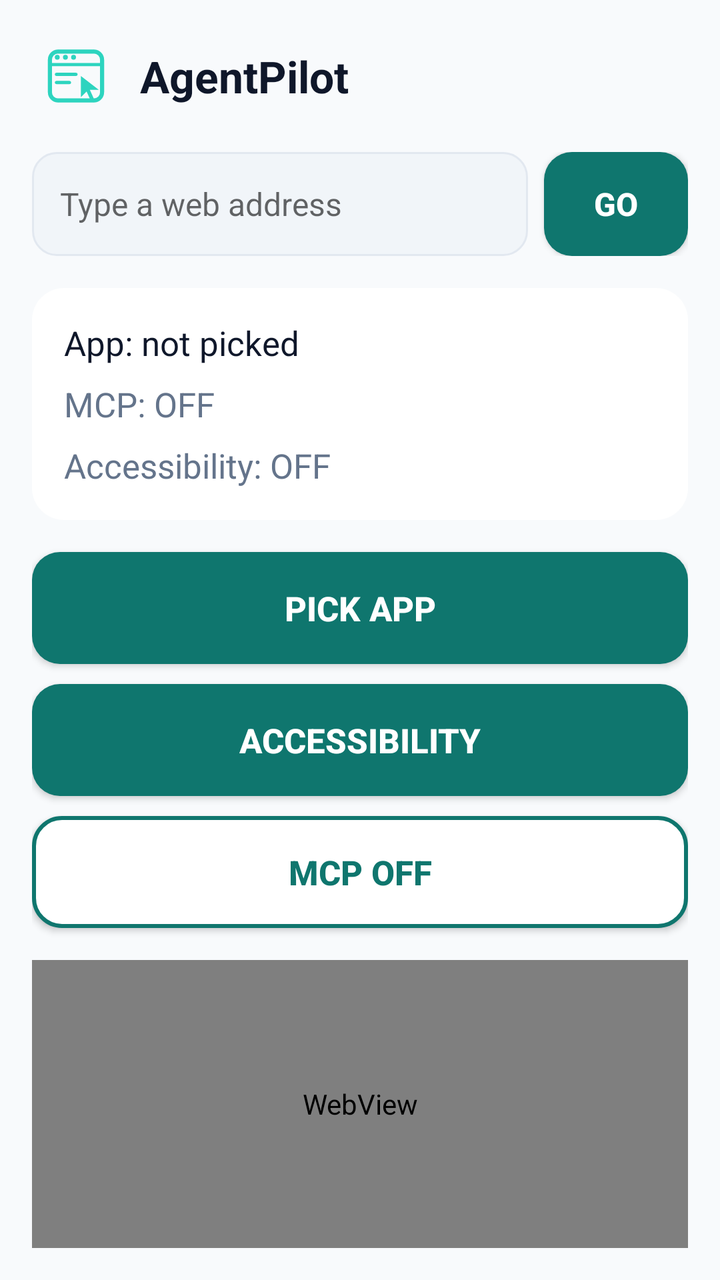
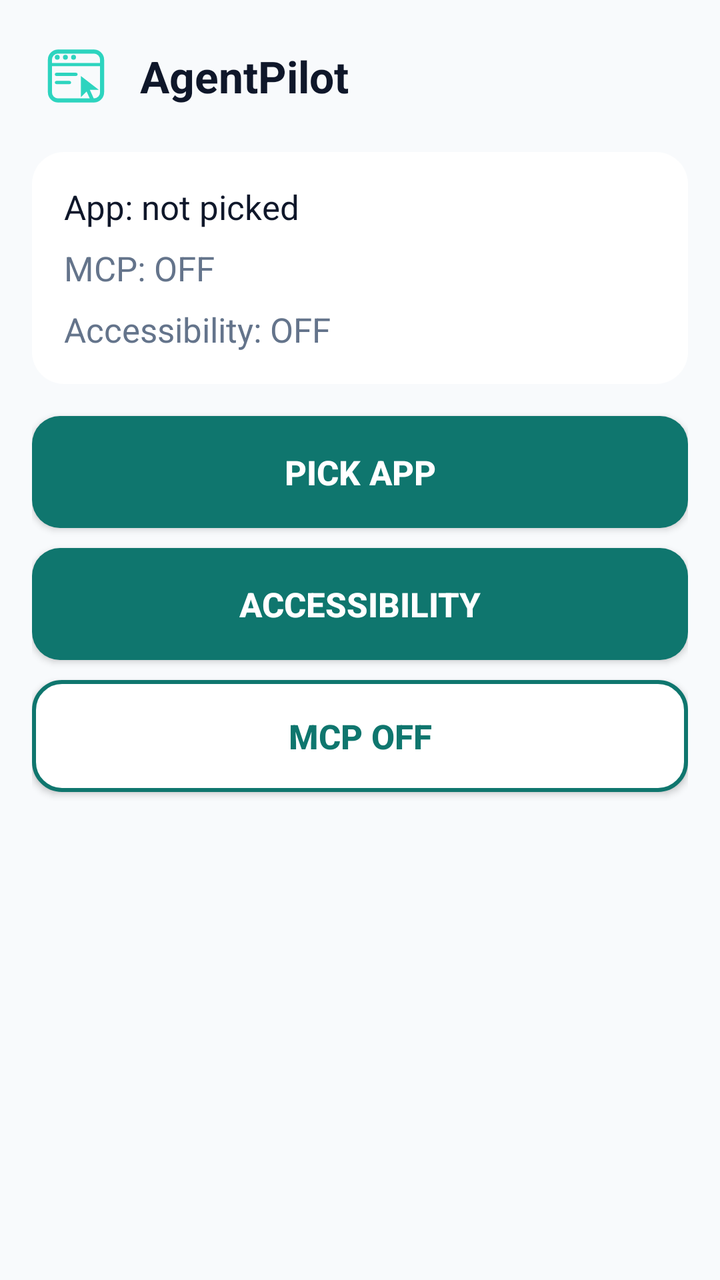

The first picture is an Android layout as it rendered before a commit; the second is the same layout after the commit. The layout source and the unified diff follow.
<!-- AndroidManifest.xml: application theme android:Theme.Material.Light.NoActionBar -->
<!-- res/layout/activity_main.xml -->
<?xml version="1.0" encoding="utf-8"?>
<LinearLayout xmlns:android="http://schemas.android.com/apk/res/android"
    android:layout_width="match_parent"
    android:layout_height="match_parent"
    android:background="@color/background"
    android:orientation="vertical"
    android:padding="16dp">

    <LinearLayout
        android:layout_width="match_parent"
        android:layout_height="wrap_content"
        android:gravity="center_vertical"
        android:orientation="horizontal">

        <ImageView
            android:layout_width="44dp"
            android:layout_height="44dp"
            android:contentDescription="AgentPilot logo"
            android:src="@drawable/ic_launcher_foreground" />

        <TextView
            android:layout_width="wrap_content"
            android:layout_height="wrap_content"
            android:layout_marginStart="10dp"
            android:text="AgentPilot"
            android:textColor="@color/text"
            android:textSize="22sp"
            android:textStyle="bold" />
    </LinearLayout>

    <LinearLayout
        android:layout_width="match_parent"
        android:layout_height="wrap_content"
        android:layout_marginTop="16dp"
        android:orientation="horizontal">

        <EditText
            android:id="@+id/urlBar"
            android:layout_width="0dp"
            android:layout_height="52dp"
            android:layout_weight="1"
            android:background="@drawable/rounded_field"
            android:hint="Type a web address"
            android:inputType="textUri"
            android:paddingEnd="14dp"
            android:paddingStart="14dp"
            android:textColor="@color/text"
            android:textSize="16sp" />

        <Button
            android:id="@+id/goButton"
            android:layout_width="72dp"
            android:layout_height="52dp"
            android:layout_marginStart="8dp"
            android:background="@drawable/rounded_button"
            android:text="GO"
            android:textColor="@color/white"
            android:textSize="16sp"
            android:textStyle="bold" />
    </LinearLayout>

    <LinearLayout
        android:layout_width="match_parent"
        android:layout_height="wrap_content"
        android:layout_marginTop="16dp"
        android:background="@drawable/rounded_card"
        android:orientation="vertical"
        android:padding="16dp">

        <TextView
            android:id="@+id/appStatus"
            android:layout_width="match_parent"
            android:layout_height="wrap_content"
            android:text="App: not picked"
            android:textColor="@color/text"
            android:textSize="17sp" />

        <TextView
            android:id="@+id/mcpStatus"
            android:layout_width="match_parent"
            android:layout_height="wrap_content"
            android:layout_marginTop="8dp"
            android:text="MCP: OFF"
            android:textColor="@color/secondary"
            android:textSize="17sp" />

        <TextView
            android:id="@+id/a11yStatus"
            android:layout_width="match_parent"
            android:layout_height="wrap_content"
            android:layout_marginTop="8dp"
            android:text="Accessibility: OFF"
            android:textColor="@color/secondary"
            android:textSize="17sp" />
    </LinearLayout>

    <Button
        android:id="@+id/updateButton"
        android:layout_width="match_parent"
        android:layout_height="56dp"
        android:layout_marginTop="16dp"
        android:background="@drawable/rounded_button"
        android:text="Update"
        android:textColor="@color/white"
        android:textSize="17sp"
        android:textStyle="bold"
        android:visibility="gone" />

    <Button
        android:id="@+id/pickTargetButton"
        android:layout_width="match_parent"
        android:layout_height="56dp"
        android:layout_marginTop="16dp"
        android:background="@drawable/rounded_button"
        android:text="Pick app"
        android:textColor="@color/white"
        android:textSize="17sp"
        android:textStyle="bold" />

    <Button
        android:id="@+id/a11yButton"
        android:layout_width="match_parent"
        android:layout_height="56dp"
        android:layout_marginTop="10dp"
        android:background="@drawable/rounded_button"
        android:text="Accessibility"
        android:textColor="@color/white"
        android:textSize="17sp"
        android:textStyle="bold" />

    <Button
        android:id="@+id/mcpButton"
        android:layout_width="match_parent"
        android:layout_height="56dp"
        android:layout_marginTop="10dp"
        android:background="@drawable/rounded_button_outline"
        android:text="MCP off"
        android:textColor="@color/accent"
        android:textSize="17sp"
        android:textStyle="bold" />

    <WebView
        android:id="@+id/webView"
        android:layout_width="match_parent"
        android:layout_height="0dp"
        android:layout_marginTop="16dp"
        android:layout_weight="1" />
</LinearLayout>
<!-- resources referenced by this layout -->
<resources>
  <color name="accent">#0F766E</color>
  <color name="background">#F8FAFC</color>
  <color name="secondary">#64748B</color>
  <color name="text">#0F172A</color>
  <color name="white">#FFFFFF</color>
  <!-- drawable ic_launcher_foreground (drawable) -->
  <?xml version="1.0" encoding="utf-8"?>
  <vector xmlns:android="http://schemas.android.com/apk/res/android"
      android:width="108dp"
      android:height="108dp"
      android:viewportWidth="108"
      android:viewportHeight="108">
      <path
          android:fillColor="#00000000"
          android:pathData="M32,24 H76 A10,10 0 0,1 86,34 V74 A10,10 0 0,1 76,84 H32 A10,10 0 0,1 22,74 V34 A10,10 0 0,1 32,24 Z"
          android:strokeColor="#2DD4BF"
          android:strokeLineJoin="round"
          android:strokeWidth="5" />
      <path
          android:fillColor="#00000000"
          android:pathData="M22,40 H86"
          android:strokeColor="#2DD4BF"
          android:strokeLineCap="round"
          android:strokeWidth="4" />
      <path
          android:fillColor="#2DD4BF"
          android:pathData="M28,31 a3,3 0 1,0 6,0 a3,3 0 1,0 -6,0 Z" />
      <path
          android:fillColor="#2DD4BF"
          android:pathData="M38,31 a3,3 0 1,0 6,0 a3,3 0 1,0 -6,0 Z" />
      <path
          android:fillColor="#2DD4BF"
          android:pathData="M48,31 a3,3 0 1,0 6,0 a3,3 0 1,0 -6,0 Z" />
      <path
          android:fillColor="#00000000"
          android:pathData="M30,52 H54 M30,62 H46"
          android:strokeColor="#2DD4BF"
          android:strokeLineCap="round"
          android:strokeWidth="4" />
      <path
          android:fillColor="#2DD4BF"
          android:pathData="M60,54 L60,80 L67,73 L72,84 L76,82 L71,71 L82,71 Z" />
  </vector>
  <!-- drawable rounded_button (drawable) -->
  <?xml version="1.0" encoding="utf-8"?>
  <shape xmlns:android="http://schemas.android.com/apk/res/android"
      android:shape="rectangle">
      <solid android:color="@color/accent" />
      <corners android:radius="14dp" />
  </shape>
  <!-- drawable rounded_button_outline (drawable) -->
  <?xml version="1.0" encoding="utf-8"?>
  <shape xmlns:android="http://schemas.android.com/apk/res/android"
      android:shape="rectangle">
      <solid android:color="@color/white" />
      <stroke
          android:width="2dp"
          android:color="@color/accent" />
      <corners android:radius="14dp" />
  </shape>
  <!-- drawable rounded_card (drawable) -->
  <?xml version="1.0" encoding="utf-8"?>
  <shape xmlns:android="http://schemas.android.com/apk/res/android"
      android:shape="rectangle">
      <solid android:color="@color/card" />
      <corners android:radius="16dp" />
  </shape>
  <!-- drawable rounded_field (drawable) -->
  <?xml version="1.0" encoding="utf-8"?>
  <shape xmlns:android="http://schemas.android.com/apk/res/android"
      android:shape="rectangle">
      <solid android:color="@color/field" />
      <stroke
          android:width="1dp"
          android:color="@color/field_border" />
      <corners android:radius="12dp" />
  </shape>
  <color name="card">#FFFFFF</color>
  <color name="field">#F1F5F9</color>
  <color name="field_border">#E2E8F0</color>
</resources>

<!-- the commit's change to res/layout/activity_main.xml (unified diff, before → after) -->
@@ -25,37 +25,6 @@
             android:text="AgentPilot"
             android:textColor="@color/text"
             android:textSize="22sp"
-            android:textStyle="bold" />
-    </LinearLayout>
-
-    <LinearLayout
-        android:layout_width="match_parent"
-        android:layout_height="wrap_content"
-        android:layout_marginTop="16dp"
-        android:orientation="horizontal">
-
-        <EditText
-            android:id="@+id/urlBar"
-            android:layout_width="0dp"
-            android:layout_height="52dp"
-            android:layout_weight="1"
-            android:background="@drawable/rounded_field"
-            android:hint="Type a web address"
-            android:inputType="textUri"
-            android:paddingEnd="14dp"
-            android:paddingStart="14dp"
-            android:textColor="@color/text"
-            android:textSize="16sp" />
-
-        <Button
-            android:id="@+id/goButton"
-            android:layout_width="72dp"
-            android:layout_height="52dp"
-            android:layout_marginStart="8dp"
-            android:background="@drawable/rounded_button"
-            android:text="GO"
-            android:textColor="@color/white"
-            android:textSize="16sp"
             android:textStyle="bold" />
     </LinearLayout>
 
@@ -138,11 +107,4 @@
         android:textColor="@color/accent"
         android:textSize="17sp"
         android:textStyle="bold" />
-
-    <WebView
-        android:id="@+id/webView"
-        android:layout_width="match_parent"
-        android:layout_height="0dp"
-        android:layout_marginTop="16dp"
-        android:layout_weight="1" />
 </LinearLayout>
<!-- resource entries referenced after the edit -->
@@ -67,18 +67,6 @@
       <solid android:color="@color/card" />
       <corners android:radius="16dp" />
   </shape>
-  <!-- drawable rounded_field (drawable) -->
-  <?xml version="1.0" encoding="utf-8"?>
-  <shape xmlns:android="http://schemas.android.com/apk/res/android"
-      android:shape="rectangle">
-      <solid android:color="@color/field" />
-      <stroke
-          android:width="1dp"
-          android:color="@color/field_border" />
-      <corners android:radius="12dp" />
-  </shape>
   <color name="card">#FFFFFF</color>
-  <color name="field">#F1F5F9</color>
-  <color name="field_border">#E2E8F0</color>
 </resources>
 
